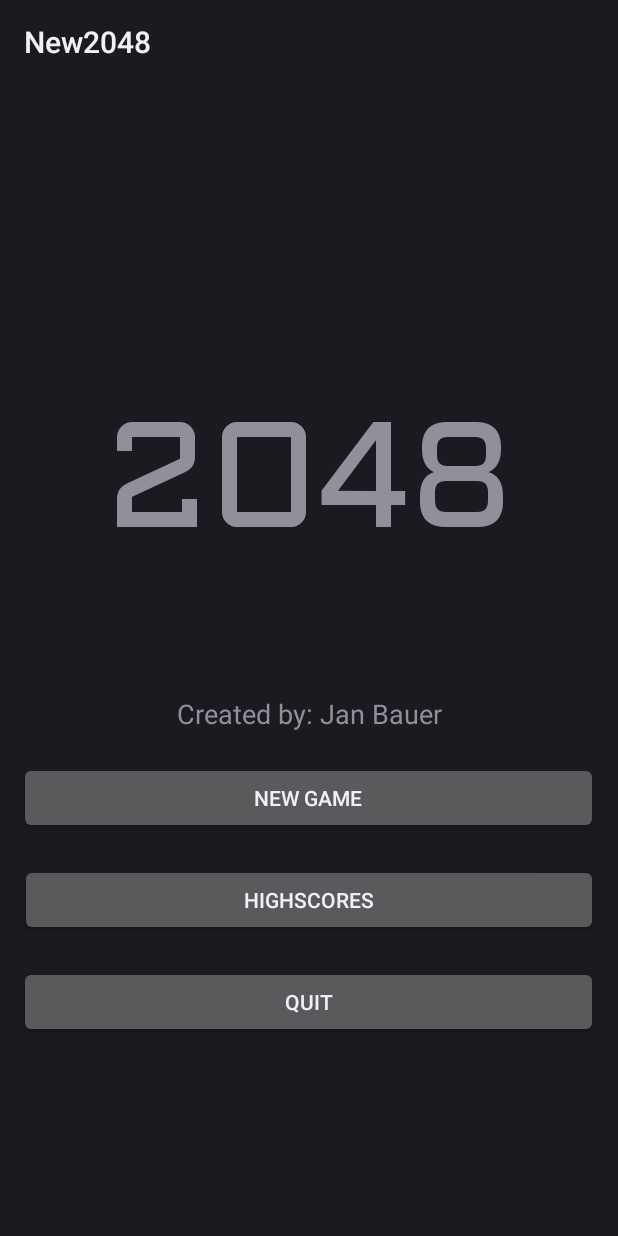
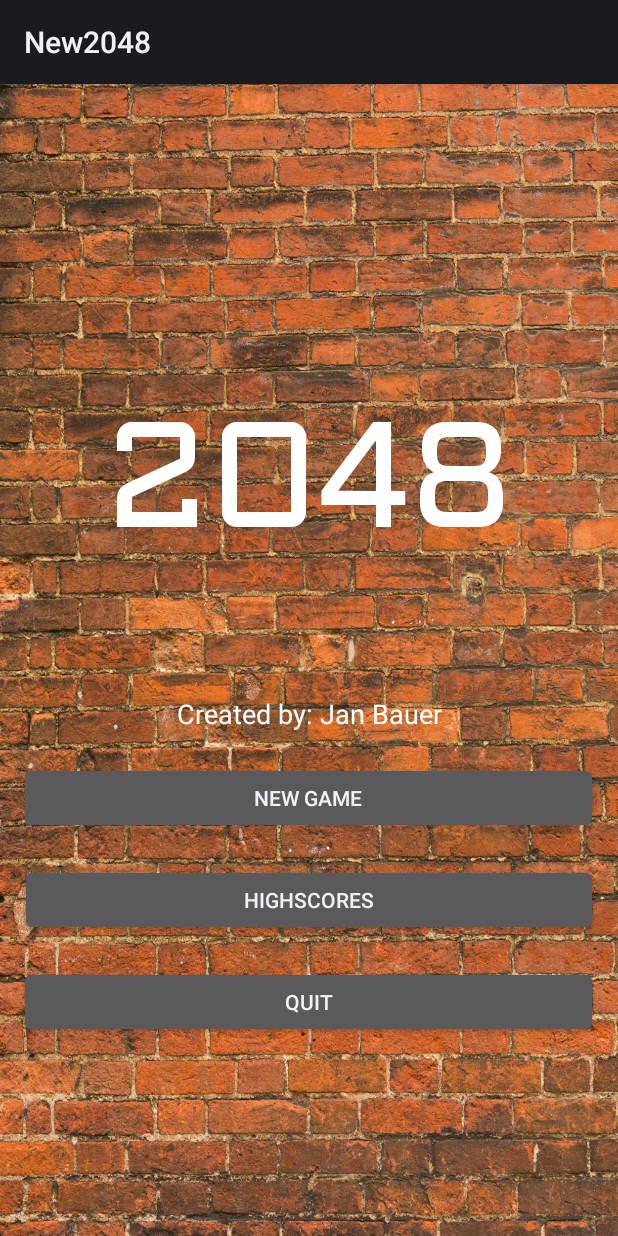
Before and after one commit to MrSchnitz/tamz-ii, an Android app: the screen it shows after launch (WelcomeActivity), on a phone screen of 412 x 824 dp. Run offline under Robolectric (Android 15) with nearby library versions, the phone set to English and light mode, and no system bars.

Commit message:
Added welcome activity background

```diff
--- a/app/src/main/java/com/example/jan/new2048/MainActivity.java
+++ b/app/src/main/java/com/example/jan/new2048/MainActivity.java
@@ -82,6 +82,7 @@ public class MainActivity extends Activity {
         canvasView.setScoreLabel(scoreLabel);
         canvasView.setPlaySounds(playSounds);
         canvasView.setSoundPlayer(soundPlayer);
+
 
 
 //        soundSwitch.setOnCheckedChangeListener(new CompoundButton.OnCheckedChangeListener() {
--- a/app/src/main/res/layout/activity_main.xml
+++ b/app/src/main/res/layout/activity_main.xml
@@ -2,9 +2,9 @@
 <LinearLayout xmlns:android="http://schemas.android.com/apk/res/android"
     xmlns:app="http://schemas.android.com/apk/res-auto"
     xmlns:tools="http://schemas.android.com/tools"
+    android:id="@+id/mainActivity"
     android:layout_width="match_parent"
     android:layout_height="match_parent"
-    android:id="@+id/mainActivity"
     android:orientation="vertical"
     tools:context=".MainActivity">
 
--- a/app/src/main/res/layout/activity_welcome.xml
+++ b/app/src/main/res/layout/activity_welcome.xml
@@ -4,6 +4,7 @@
     xmlns:tools="http://schemas.android.com/tools"
     android:layout_width="match_parent"
     android:layout_height="match_parent"
+    android:background="@drawable/bricks_bg_new"
     tools:context=".WelcomeActivity">
 
     <TextView
@@ -16,6 +17,7 @@
         android:layout_marginTop="8dp"
         android:fontFamily="@font/aldrich"
         android:text="2048"
+        android:textColor="@android:color/white"
         android:textSize="100sp"
         app:layout_constraintBottom_toTopOf="@+id/textView2"
         app:layout_constraintEnd_toEndOf="parent"
@@ -30,8 +32,8 @@
         android:layout_marginBottom="20dp"
         android:layout_marginEnd="8dp"
         android:layout_marginStart="8dp"
+        android:onClick="newGameClick"
         android:text="New game"
-        android:onClick="newGameClick"
         app:layout_constraintBottom_toTopOf="@+id/highscoreButton"
         app:layout_constraintEnd_toEndOf="parent"
         app:layout_constraintHorizontal_bias="0.498"
@@ -72,6 +74,7 @@
         android:layout_marginEnd="8dp"
         android:layout_marginStart="8dp"
         android:text="Created by: Jan Bauer"
+        android:textColor="@android:color/white"
         android:textSize="18sp"
         app:layout_constraintBottom_toTopOf="@+id/newGameButton"
         app:layout_constraintEnd_toEndOf="parent"
```
Also changed, not shown: app/src/main/res/drawable-xxxhdpi/bricks_bg_new.jpg (added), app/src/main/res/drawable-xxxhdpi/fog_new.jpg (added), 2 other files.
